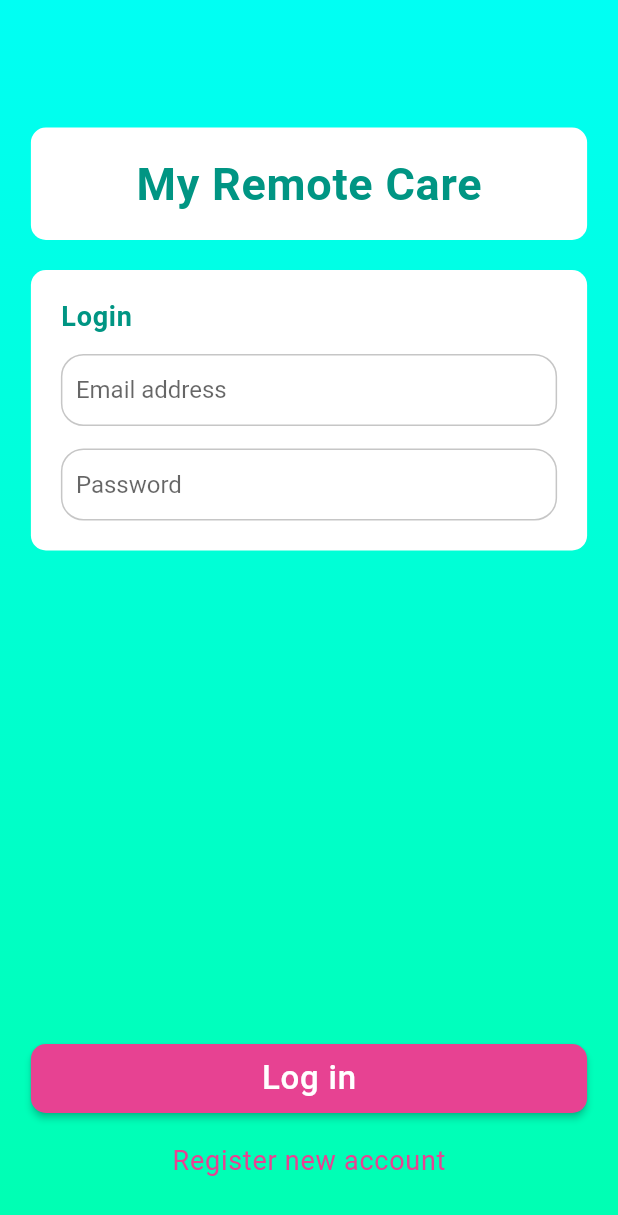
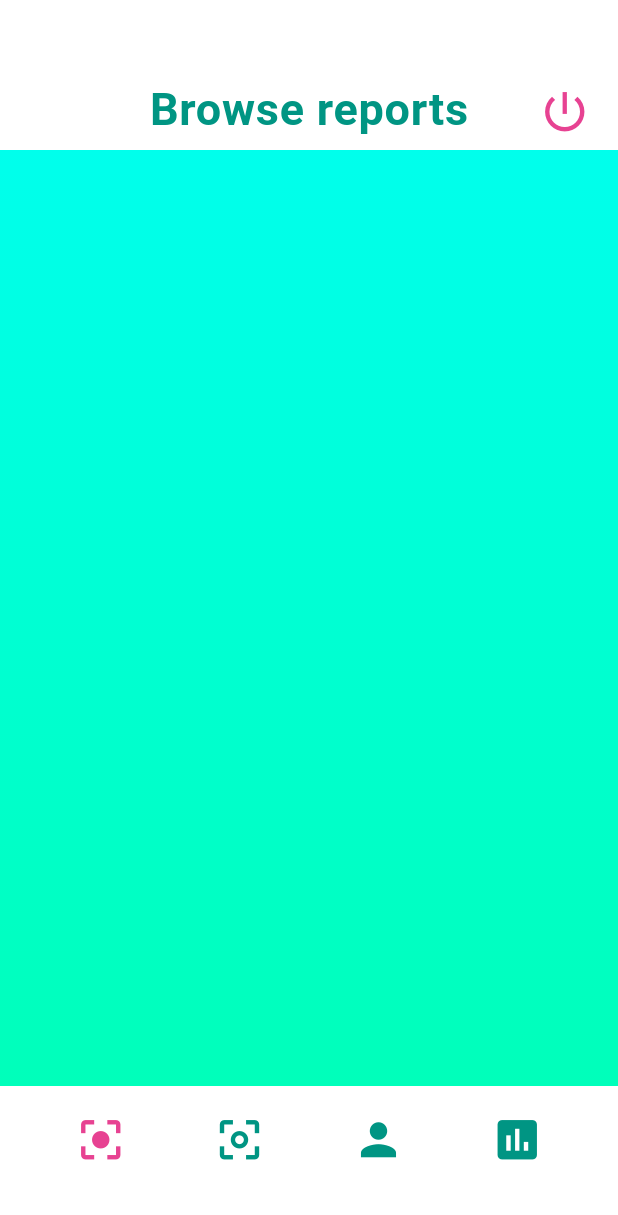
Before and after one commit to matbujnowicz/my-remote-care, a Flutter app: the screen it shows after launch, after a tap on "Log in", on a phone screen of 412 x 824 dp. Shown: the top 1215 px of the screen. Run offline on Flutter 3.47's test engine with Material 2 defaults, Android fonts, the phone set to English and light mode, and no system bars.

Commit message:
Supervisor panel screen, raport data model

```diff
--- a/lib/app/routes.dart
+++ b/lib/app/routes.dart
@@ -1,8 +1,10 @@
 import 'package:flutter/widgets.dart';
 import 'package:mrc/screens/authentication/login_screen.dart';
 import 'package:mrc/screens/authentication/register_screen.dart';
+import 'package:mrc/screens/supervisor/supervisor_panel.dart';
 
 Map<String, Widget Function(BuildContext)> routes = {
   '/': (context) => LoginScreen(),
   '/register': (context) => RegisterScreen(),
+  '/supervisorPanel': (context) => SupervisorPanel(),
 };
--- a/lib/app/styles.dart
+++ b/lib/app/styles.dart
@@ -13,6 +13,7 @@ final primaryGreenColor = Color.fromARGB(255, 0, 149, 131);
 final grayColor = Color.fromARGB(255, 198, 198, 198);
 final accentColor = Color.fromARGB(255, 231, 66, 146);
 final accentDarkerColor = Color.fromARGB(255, 133, 28, 79);
+final whiteColor = Colors.white;
 
 final greenFont = TextStyle(
   color: primaryGreenColor,
--- a/lib/screens/authentication/login_screen.dart
+++ b/lib/screens/authentication/login_screen.dart
@@ -109,7 +109,9 @@ class _LoginScreenScreenState extends State<LoginScreen> {
     );
   }
 
-  void _handleLogin() {}
+  void _handleLogin() {
+    Navigator.pushNamed(context, "/supervisorPanel");
+  }
 
   void _handleGoToRegister() {
     Navigator.pushNamed(context, "/register");
--- /dev/null
+++ b/lib/screens/supervisor/supervisor_panel.dart
@@ -0,0 +1,144 @@
+import 'package:flutter/material.dart';
+import 'package:mrc/app/styles.dart';
+
+class SupervisorPanel extends StatefulWidget {
+  SupervisorPanel({
+    Key key,
+  }) : super(key: key);
+
+  @override
+  _SupervisorPanelState createState() => _SupervisorPanelState();
+}
+
+class _SupervisorPanelState extends State<SupervisorPanel> {
+  final _barHeight = 100.0;
+  int _screenIndex = 0;
+
+  @override
+  Widget build(BuildContext context) {
+    final screenWidth = MediaQuery.of(context).size.width;
+    final screenHeight = MediaQuery.of(context).size.height;
+
+    return Scaffold(
+      body: Stack(
+        overflow: Overflow.visible,
+        children: <Widget>[
+          Container(
+            width: screenWidth,
+            height: screenHeight,
+            decoration: BoxDecoration(gradient: backgroundGradient),
+          ),
+          Column(
+            children: <Widget>[
+              Container(
+                color: whiteColor,
+                width: screenWidth,
+                height: _barHeight,
+                child: Stack(children: <Widget>[
+                  Positioned(
+                    child: IconButton(
+                      onPressed: () {
+                        Navigator.pushReplacementNamed(context, "/");
+                      },
+                      icon: Icon(Icons.power_settings_new),
+                      color: accentColor,
+                      iconSize: 35,
+                    ),
+                    right: 10,
+                    bottom: 0,
+                  ),
+                  Container(
+                    padding: EdgeInsets.only(bottom: 10),
+                    alignment: Alignment.bottomCenter,
+                    child: Text(
+                      _getScreenName(),
+                      style: greenBoldFont.copyWith(fontSize: 30),
+                    ),
+                  ),
+                ]),
+              ),
+              Expanded(
+                child: AnimatedSwitcher(
+                  duration: Duration(milliseconds: 200),
+                  child: Container(),
+                ),
+              ),
+              Container(
+                color: whiteColor,
+                width: screenWidth,
+                height: _barHeight,
+                child: Container(
+                  alignment: Alignment.topCenter,
+                  padding: EdgeInsets.only(top: 10),
+                  child: _buildNavigationBar(),
+                ),
+              )
+            ],
+          )
+        ],
+      ),
+    );
+  }
+
+  Widget _buildNavigationBar() {
+    return Row(
+      mainAxisAlignment: MainAxisAlignment.spaceEvenly,
+      children: <Widget>[
+        IconButton(
+          iconSize: 35,
+          icon: Icon(Icons.center_focus_strong),
+          onPressed: () {
+            _changeScreen(0);
+          },
+          color: _screenIndex == 0 ? accentColor : primaryGreenColor,
+        ),
+        IconButton(
+          iconSize: 35,
+          icon: Icon(Icons.center_focus_weak),
+          onPressed: () {
+            _changeScreen(1);
+          },
+          color: _screenIndex == 1 ? accentColor : primaryGreenColor,
+        ),
+        IconButton(
+          iconSize: 35,
+          icon: Icon(Icons.person),
+          onPressed: () {
+            _changeScreen(2);
+          },
+          color: _screenIndex == 2 ? accentColor : primaryGreenColor,
+        ),
+        IconButton(
+          iconSize: 35,
+          icon: Icon(Icons.insert_chart),
+          onPressed: () {
+            _changeScreen(3);
+          },
+          color: _screenIndex == 3 ? accentColor : primaryGreenColor,
+        ),
+      ],
+    );
+  }
+
+  String _getScreenName() {
+    switch (_screenIndex) {
+      case 0:
+        return "Browse reports";
+      case 1:
+        return "Manage reports";
+      case 2:
+        return "Patient info";
+      case 3:
+        return "Statistics";
+      default:
+        return "";
+    }
+  }
+
+  void _changeScreen(int newScreenIndex) {
+    if (newScreenIndex == _screenIndex) return;
+    setState(() {
+      _screenIndex = newScreenIndex;
+    });
+  }
+}
```
Also changed, not shown: lib/data/raport_model.dart (added, +81 -0 lines).
